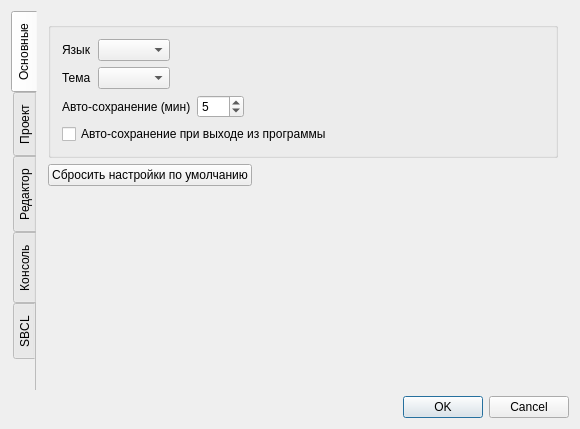
Old version of the form src/ui/dialogs/settings_dialog.ui in the repository SerZok/LIDE.
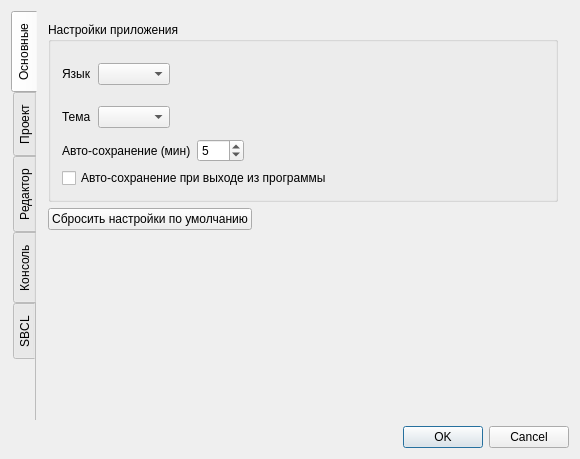
New version of the form.

Commit message:
feature [Settings]: Привязывание настроек
- Привязаны настройки к различным элементам;
- Обновление стилей;
- Переработаны переводы.

```diff
--- a/src/ui/dialogs/settings_dialog.ui
+++ b/src/ui/dialogs/settings_dialog.ui
@@ -10,7 +10,7 @@
     <x>0</x>
     <y>0</y>
     <width>580</width>
-    <height>429</height>
+    <height>459</height>
    </rect>
   </property>
   <property name="minimumSize">
@@ -65,40 +65,26 @@
       <attribute name="title">
        <string>Основные</string>
       </attribute>
-      <layout class="QGridLayout" name="gridLayout_17">
-       <item row="0" column="0">
-        <widget class="QGroupBox" name="general_group">
-         <property name="contextMenuPolicy">
-          <enum>Qt::ContextMenuPolicy::NoContextMenu</enum>
-         </property>
-         <property name="title">
-          <string/>
-         </property>
-         <property name="flat">
-          <bool>false</bool>
-         </property>
-         <property name="checkable">
-          <bool>false</bool>
-         </property>
-         <layout class="QGridLayout" name="gridLayout_16">
-          <item row="0" column="0">
            <layout class="QGridLayout" name="gridLayout_2">
-            <item row="1" column="1">
-             <widget class="QComboBox" name="theme_comboBox">
-              <property name="sizePolicy">
-               <sizepolicy hsizetype="Maximum" vsizetype="Fixed">
-                <horstretch>0</horstretch>
-                <verstretch>0</verstretch>
-               </sizepolicy>
-              </property>
-              <property name="minimumSize">
+       <item row="2" column="0">
+        <spacer name="general_vSpacer">
+         <property name="orientation">
+          <enum>Qt::Orientation::Vertical</enum>
+         </property>
+         <property name="sizeHint" stdset="0">
                <size>
-                <width>0</width>
-                <height>0</height>
-               </size>
-              </property>
-             </widget>
-            </item>
+           <width>20</width>
+           <height>40</height>
+          </size>
+         </property>
+        </spacer>
+       </item>
+       <item row="0" column="0">
+        <widget class="QGroupBox" name="groupBox">
+         <property name="title">
+          <string>Настройки приложения</string>
+         </property>
+         <layout class="QGridLayout" name="gridLayout_4">
             <item row="0" column="0">
              <widget class="QLabel" name="lang_label">
               <property name="sizePolicy">
@@ -113,25 +99,18 @@
              </widget>
             </item>
             <item row="0" column="1">
-             <widget class="QComboBox" name="lang_comboBox">
+           <widget class="QComboBox" name="theme_comboBox">
               <property name="sizePolicy">
                <sizepolicy hsizetype="Maximum" vsizetype="Fixed">
                 <horstretch>0</horstretch>
                 <verstretch>0</verstretch>
                </sizepolicy>
               </property>
-             </widget>
-            </item>
-            <item row="1" column="0">
-             <widget class="QLabel" name="theme_label">
-              <property name="sizePolicy">
-               <sizepolicy hsizetype="Fixed" vsizetype="Fixed">
-                <horstretch>0</horstretch>
-                <verstretch>0</verstretch>
-               </sizepolicy>
-              </property>
-              <property name="text">
-               <string>Тема</string>
+            <property name="minimumSize">
+             <size>
+              <width>0</width>
+              <height>0</height>
+             </size>
               </property>
              </widget>
             </item>
@@ -142,22 +121,36 @@
               </property>
               <property name="sizeHint" stdset="0">
                <size>
-                <width>40</width>
-                <height>20</height>
+              <width>378</width>
+              <height>80</height>
                </size>
               </property>
              </spacer>
             </item>
-           </layout>
-          </item>
-          <item row="2" column="0">
-           <widget class="QCheckBox" name="auto_save_exit_checkBox">
-            <property name="text">
-             <string>Авто-сохранение при выходе из программы</string>
-            </property>
-           </widget>
-          </item>
           <item row="1" column="0">
+           <widget class="QLabel" name="theme_label">
+            <property name="sizePolicy">
+             <sizepolicy hsizetype="Fixed" vsizetype="Fixed">
+              <horstretch>0</horstretch>
+              <verstretch>0</verstretch>
+             </sizepolicy>
+            </property>
+            <property name="text">
+             <string>Тема</string>
+            </property>
+           </widget>
+          </item>
+          <item row="1" column="1">
+           <widget class="QComboBox" name="lang_comboBox">
+            <property name="sizePolicy">
+             <sizepolicy hsizetype="Maximum" vsizetype="Fixed">
+              <horstretch>0</horstretch>
+              <verstretch>0</verstretch>
+             </sizepolicy>
+            </property>
+           </widget>
+          </item>
+          <item row="2" column="0" colspan="3">
            <layout class="QHBoxLayout" name="horizontalLayout_2">
             <item>
              <widget class="QLabel" name="auto_save_every_label">
@@ -203,6 +196,13 @@
             </item>
            </layout>
           </item>
+          <item row="3" column="0" colspan="3">
+           <widget class="QCheckBox" name="auto_save_exit_checkBox">
+            <property name="text">
+             <string>Авто-сохранение при выходе из программы</string>
+            </property>
+           </widget>
+          </item>
          </layout>
         </widget>
        </item>
@@ -219,19 +219,6 @@
          </property>
         </widget>
        </item>
-       <item row="2" column="0">
-        <spacer name="general_vSpacer">
-         <property name="orientation">
-          <enum>Qt::Orientation::Vertical</enum>
-         </property>
-         <property name="sizeHint" stdset="0">
-          <size>
-           <width>20</width>
-           <height>40</height>
-          </size>
-         </property>
-        </spacer>
-       </item>
       </layout>
      </widget>
      <widget class="QWidget" name="projectTab">
@@ -366,42 +353,6 @@
          </layout>
         </widget>
        </item>
-       <item row="1" column="0">
-        <widget class="QGroupBox" name="behavior_group">
-         <property name="title">
-          <string>Поведение</string>
-         </property>
-         <layout class="QGridLayout" name="gridLayout_4">
-          <item row="0" column="0">
-           <widget class="QCheckBox" name="checkBox_2">
-            <property name="text">
-             <string>Авто-закрытие скобок</string>
-            </property>
-           </widget>
-          </item>
-          <item row="1" column="0">
-           <widget class="QCheckBox" name="checkBox_3">
-            <property name="text">
-             <string>Авто-отступ</string>
-            </property>
-           </widget>
-          </item>
-         </layout>
-        </widget>
-       </item>
-       <item row="2" column="0">
-        <spacer name="verticalSpacer">
-         <property name="orientation">
-          <enum>Qt::Orientation::Vertical</enum>
-         </property>
-         <property name="sizeHint" stdset="0">
-          <size>
-           <width>20</width>
-           <height>101</height>
-          </size>
-         </property>
-        </spacer>
-       </item>
       </layout>
      </widget>
      <widget class="QWidget" name="consoleTab">
```
Left out of the diff: 63 changed lines with no effect on the pictures. Lines whose indentation alone changed are shown as unchanged. The commit also changes 24 other files.
